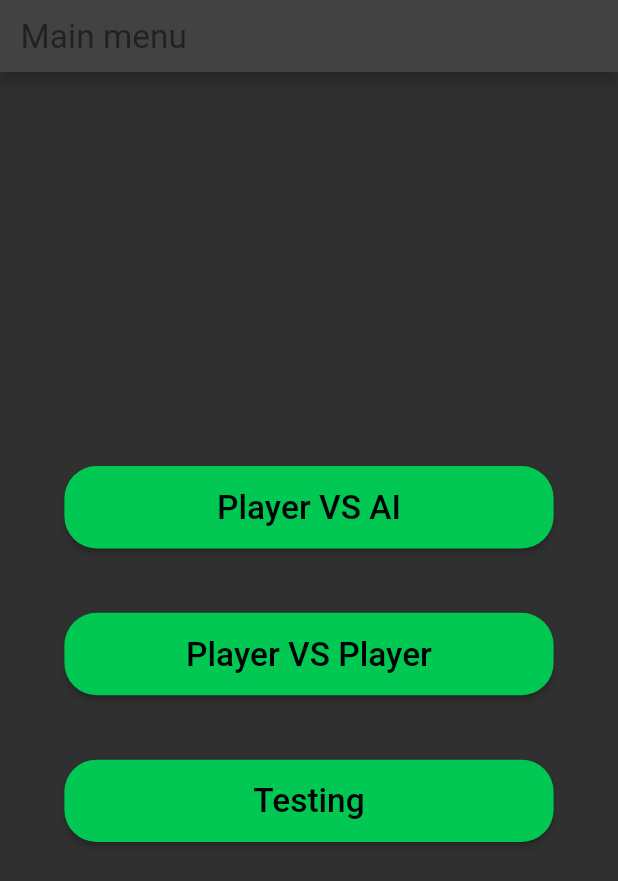
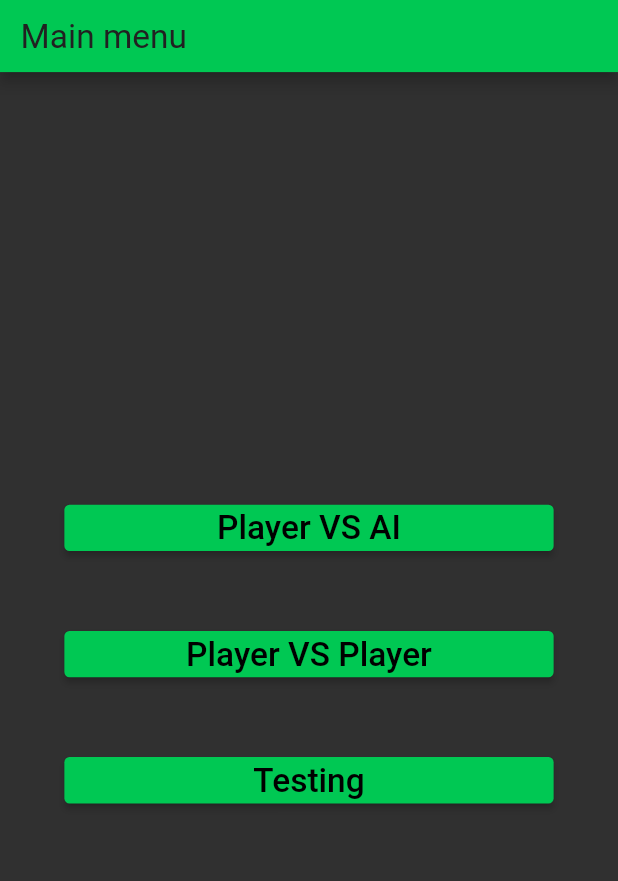
Before and after one commit to Ethirallan/Connect4, a Flutter app: the screen it shows after launch, on a phone screen of 412 x 824 dp. Shown: the top 881 px of the screen. Run offline on Flutter 3.47's test engine with Material 2 defaults, Android fonts, the phone set to English and light mode, and no system bars; our stand-ins replace flutter_hooks, hooks_riverpod, page_transition, responsive_framework; Roboto replaces fonts that are missing (Neue Haas Grotesk Display Pro).

Commit message:
updated to run with latest version of flutter

```diff
--- a/lib/app.dart
+++ b/lib/app.dart
@@ -31,11 +31,9 @@ class App extends StatelessWidget {
   @override
   Widget build(BuildContext context) {
     return MaterialApp(
+      debugShowCheckedModeBanner: false,
       theme: ThemeData(
-        brightness: Brightness.dark,
-        primarySwatch: createMaterialColor(Colors.greenAccent[700]),
         primaryColor: Colors.greenAccent[700],
-        accentColor: Colors.greenAccent[700],
         fontFamily: 'Neue Haas Grotesk Display Pro',
         buttonTheme: ButtonThemeData(
           shape: RoundedRectangleBorder(borderRadius: BorderRadius.circular(25)),
@@ -44,9 +42,12 @@ class App extends StatelessWidget {
           textTheme: ButtonTextTheme.primary,
         ),
         appBarTheme: AppBarTheme(
-          textTheme: TextTheme(
+          toolbarTextStyle: TextTheme(
             headline6: TextStyle(fontSize: 26.0, color: Colors.grey[900]),
-          ),
+          ).bodyText2, titleTextStyle: TextTheme(
+            headline6: TextStyle(fontSize: 26.0, color: Colors.grey[900]),
+          ).headline6,
+          backgroundColor: Colors.greenAccent[700],
         ),
         textTheme: TextTheme(
           headline1: TextStyle(fontSize: 72.0, fontWeight: FontWeight.bold),
@@ -54,6 +55,7 @@ class App extends StatelessWidget {
           bodyText2: TextStyle(fontSize: 20.0, fontFamily: 'Neue Haas Grotesk Display Pro'),
           button: TextStyle(fontSize: 26, fontFamily: 'Neue Haas Grotesk Display Pro', color: Colors.grey[900]),
         ),
+        colorScheme: ColorScheme.fromSwatch(primarySwatch: createMaterialColor(Colors.greenAccent[700])).copyWith(secondary: Colors.greenAccent[700]).copyWith(brightness: Brightness.dark),
       ),
       builder: (context, child) => Container(
         color: Colors.grey[900],
--- a/lib/providers/board_change_notifier.dart
+++ b/lib/providers/board_change_notifier.dart
@@ -4,7 +4,6 @@ import 'package:connect4/algorithms/minimax.dart';
 import 'package:connect4/helpers/helper.dart';
 import 'package:connect4/models/move.dart';
 import 'package:connect4/models/player.dart';
-import 'package:connect4/widgets/game_over_dialog.dart';
 import 'package:flutter/material.dart';
 
 class BoardChangeNotifier extends ChangeNotifier {
--- a/lib/widgets/game_over_dialog.dart
+++ b/lib/widgets/game_over_dialog.dart
@@ -19,7 +19,7 @@ void gameOverDialog(BuildContext context, String winText, VoidCallback newGame)
         ),
       ),
       actions: [
-        FlatButton(
+        TextButton(
           onPressed: () => Navigator.pop(context),
           child: Text(
             'Show board',
@@ -28,7 +28,7 @@ void gameOverDialog(BuildContext context, String winText, VoidCallback newGame)
             ),
           ),
         ),
-        FlatButton(
+        TextButton(
           onPressed: () {
             Navigator.pop(context);
             newGame();
--- a/lib/widgets/menu_button.dart
+++ b/lib/widgets/menu_button.dart
@@ -8,7 +8,7 @@ class MenuButton extends StatelessWidget {
   Widget build(BuildContext context) {
     return Padding(
       padding: EdgeInsets.symmetric(horizontal: 50,),
-      child: RaisedButton(
+      child: ElevatedButton(
         child: Text(label),
         onPressed: fun,
       ),
```
Also changed, not shown: pubspec.lock, 5 other files.
